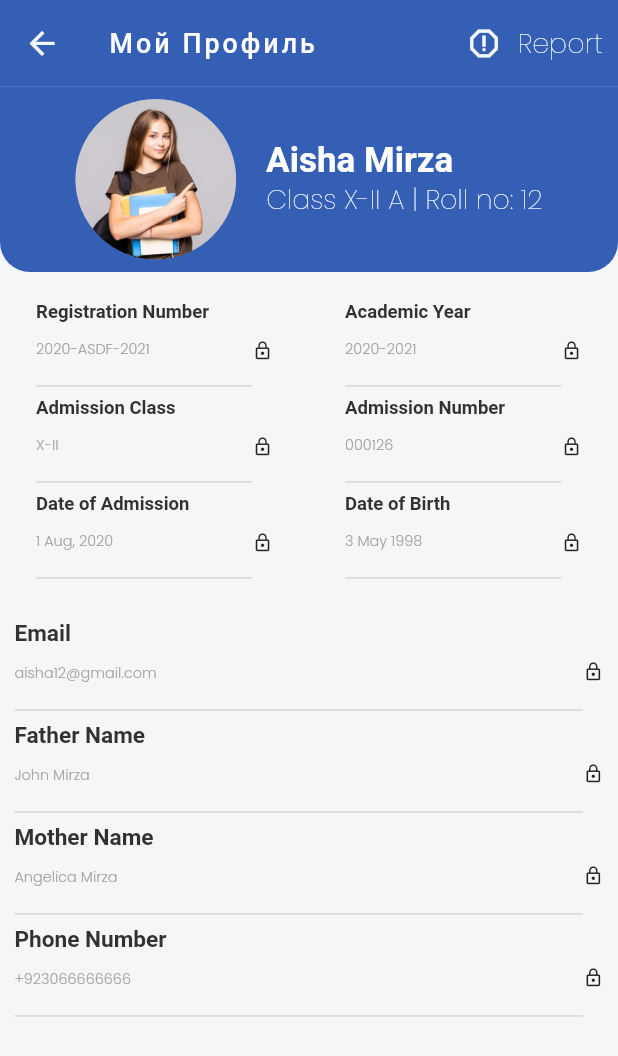
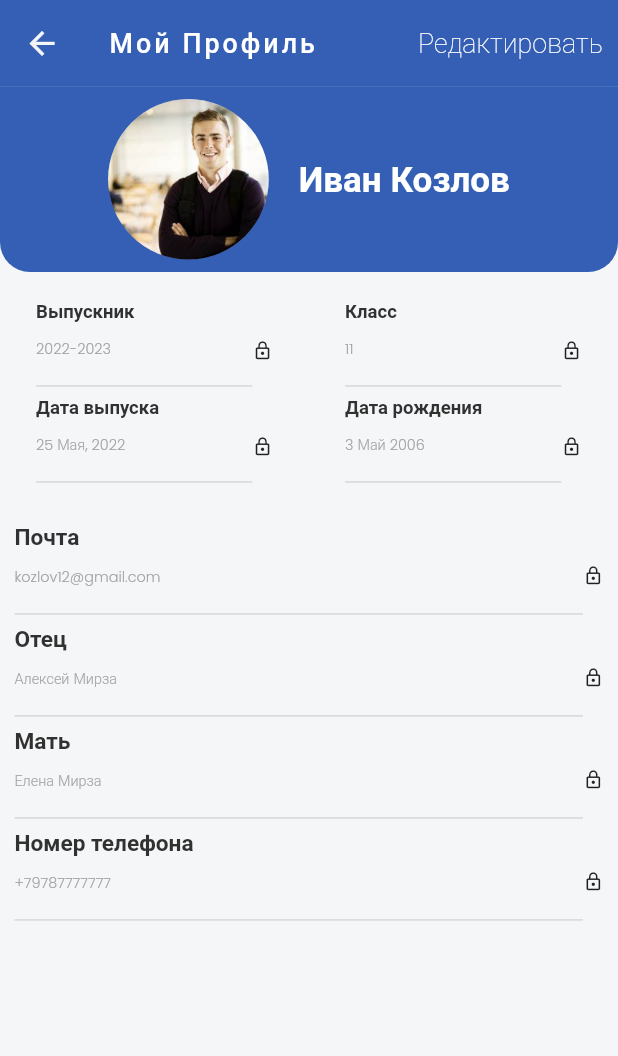
Before and after one commit to loserMaru/Student_Helper, a Flutter app: the MyProfileScreen screen opened by its route, on a phone screen of 412 x 824 dp. Shown: the top 1056 px of the screen. Run offline on Flutter 3.47's test engine with Material 2 defaults, Android fonts, the phone set to English and light mode, and no system bars; our stand-ins replace flutter_svg, google_fonts, sizer; missing offline and left inert: mysql1.

Commit message:
50% version

```diff
--- a/lib/main.dart
+++ b/lib/main.dart
@@ -24,7 +24,7 @@ class MyApp extends StatelessWidget {
         theme: CustomTheme().baseTheme,
         //initial route is splash screen
         //mean first screen
-        initialRoute: RegisterScreen.routeName,
+        initialRoute: SplashScreen.routeName,
         //define the routes file here in order to access the routes any where all over the app
         routes: routes,
       );
--- a/lib/screens/assignment_screen/data/vuz_data.dart
+++ b/lib/screens/assignment_screen/data/vuz_data.dart
@@ -15,11 +15,11 @@ class AssignmentData {
 
 List<AssignmentData> assignment = [
   AssignmentData('Симферополь', 'КИПУ им. Февзи Якубова', '21 Июн 2023',
-      '28 Авг 2023', '7', '150', 'Ожидание', '123', ''),
+      '28 Авг 2023', '7', '150', 'Ожидание', '', 'assets/images/kipu.jpg'),
   AssignmentData('Севастополь', 'Севастопольский гос. университет',
-      '25 Июн 2023', '20 Авг 2023', '5', '200', 'Недоступно', '123', ''),
+      '25 Июн 2023', '20 Авг 2023', '5', '200', 'Недоступно', '', 'assets/images/sevgu.jpg'),
   AssignmentData(
-      'Керчь', 'КГМТУ', '21 Мая 2023', '27 Июл 2023', '11', '145', 'Доступно', '123', ''),
+      'Керчь', 'КГМТУ', '21 Мая 2023', '27 Июл 2023', '11', '145', 'Доступно', '', 'assets/images/kgmtu.jpg'),
   AssignmentData('Симферополь', 'КФУ', '17 Июл 2023', '30 Авг 2023', '4',
-      '175', 'Доступно', '123', ''),
+      '175', 'Доступно', '', 'assets/images/kfu.jpg'),
 ];
--- a/lib/screens/my_profile/my_profile.dart
+++ b/lib/screens/my_profile/my_profile.dart
@@ -21,10 +21,10 @@ class MyProfileScreen extends StatelessWidget {
               padding: EdgeInsets.only(right: kDefaultPadding / 2),
               child: Row(
                 children: [
-                  Icon(Icons.report_gmailerrorred_outlined),
+                  // Icon(Icons.report_gmailerrorred_outlined),
                   kHalfWidthSizedBox,
                   Text(
-                    'Report',
+                    'Редактировать',
                     style: Theme.of(context).textTheme.subtitle2,
                   ),
                 ],
@@ -60,11 +60,11 @@ class MyProfileScreen extends StatelessWidget {
                     mainAxisAlignment: MainAxisAlignment.center,
                     children: [
                       Text(
-                        'Aisha Mirza',
+                        'Иван Козлов',
                         style: Theme.of(context).textTheme.subtitle1,
                       ),
-                      Text('Class X-II A | Roll no: 12',
-                          style: Theme.of(context).textTheme.subtitle2),
+                      // Text('Class X-II A | Roll no: 12',
+                      //     style: Theme.of(context).textTheme.subtitle2),
                     ],
                   )
                 ],
@@ -74,42 +74,34 @@ class MyProfileScreen extends StatelessWidget {
             Row(
               mainAxisAlignment: MainAxisAlignment.spaceAround,
               children: [
-                ProfileDetailRow(
-                    title: 'Registration Number', value: '2020-ASDF-2021'),
-                ProfileDetailRow(title: 'Academic Year', value: '2020-2021'),
-              ],
-            ),
-            Row(
-              mainAxisAlignment: MainAxisAlignment.spaceAround,
-              children: [
-                ProfileDetailRow(title: 'Admission Class', value: 'X-II'),
-                ProfileDetailRow(title: 'Admission Number', value: '000126'),
+                ProfileDetailRow(title: 'Выпускник', value: '2022-2023'),
+                ProfileDetailRow(title: 'Класс', value: '11'),
               ],
             ),
             Row(
               mainAxisAlignment: MainAxisAlignment.spaceAround,
               children: [
                 ProfileDetailRow(
-                    title: 'Date of Admission', value: '1 Aug, 2020'),
-                ProfileDetailRow(title: 'Date of Birth', value: '3 May 1998'),
+                    title: 'Дата выпуска', value: '25 Мая, 2022'),
+                ProfileDetailRow(title: 'Дата рождения', value: '3 Май 2006'),
               ],
             ),
             sizedBox,
             ProfileDetailColumn(
-              title: 'Email',
-              value: 'aisha12@gmail.com',
+              title: 'Почта',
+              value: 'kozlov12@gmail.com',
             ),
             ProfileDetailColumn(
-              title: 'Father Name',
-              value: 'John Mirza',
+              title: 'Отец',
+              value: 'Алексей Мирза',
             ),
             ProfileDetailColumn(
-              title: 'Mother Name',
-              value: 'Angelica Mirza',
+              title: 'Мать',
+              value: 'Елена Мирза',
             ),
             ProfileDetailColumn(
-              title: 'Phone Number',
-              value: '+923066666666',
+              title: 'Номер телефона',
+              value: '+79787777777',
             ),
           ],
         ),
--- a/lib/screens/splash_screen/load_screen.dart
+++ b/lib/screens/splash_screen/load_screen.dart
@@ -1,6 +1,8 @@
 import 'package:brain_school/screens/login_screen/login_screen.dart';
 import 'package:flutter/material.dart';
 import 'package:sizer/sizer.dart';
+
+import '../register_screen/register_screen.dart';
 
 class SplashScreen extends StatefulWidget {
   //route name for our screen
@@ -19,7 +21,7 @@ class _SplashScreenState extends State<SplashScreen> {
     Future.delayed(Duration(seconds: 5), (){
       //no return when user is on login screen and press back, it will not return the
       //user to the splash screen
-      Navigator.pushNamedAndRemoveUntil(context, LoginScreen.routeName, (route) => false);
+      Navigator.pushNamedAndRemoveUntil(context, RegisterScreen.routeName, (route) => false);
     });
   }
   @override
```
Also changed, not shown: lib/screens/exam_score_screen/exam_score_screen.dart (added, +35 -0 lines), lib/screens/home_screen/home_screen.dart (+20 -4 lines), lib/screens/news_screen/news_screen.dart (added, +33 -0 lines), assets/images/kfu.jpg (added), assets/images/kgmtu.jpg (added), assets/images/kipu.jpg (added), assets/images/sevgu.jpg (added), assets/images/student_profile.jpeg, assets/images/student_profile1.jpeg (added).
